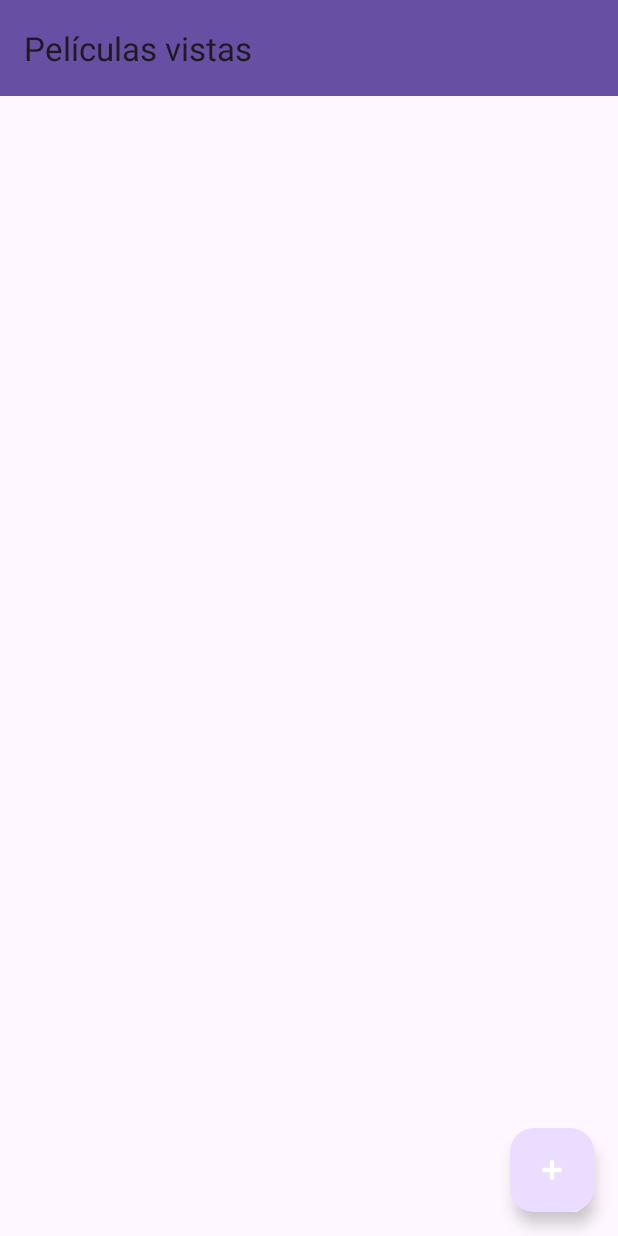
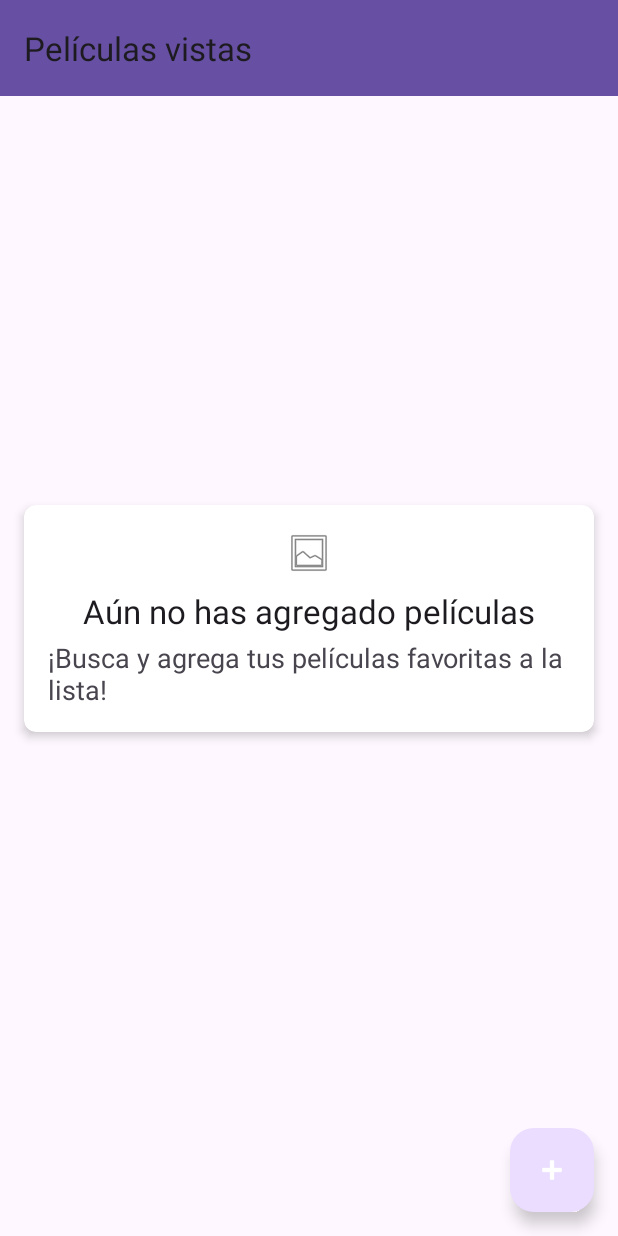
Before and after one commit to Miyagito/prueba-final-app-nativa, an Android app: the screen it shows after launch (MainActivity), on a phone screen of 412 x 824 dp. Run offline under Robolectric (Android 15) with nearby library versions, the phone set to English and light mode, and no system bars; pictures from the network do not load.

Commit message:
arreglado el primer bug de duplicado de peliculas en lista

```diff
--- a/app/src/main/java/adapter/MovieAdapter.java
+++ b/app/src/main/java/adapter/MovieAdapter.java
@@ -65,14 +65,18 @@ public class MovieAdapter extends RecyclerView.Adapter<MovieAdapter.MovieViewHol
             boolean isSelected = selectedMovies.contains(movie);
             if (isSelected) {
                 selectedMovies.remove(movie);
+                selectionListener.onMovieSelectionChanged(movie, false);
             } else {
-                selectedMovies.add(movie);
+                // Verificar que la película no esté ya en el conjunto antes de añadirla
+                if (!selectedMovies.contains(movie)) {
+                    selectedMovies.add(movie);
+                    selectionListener.onMovieSelectionChanged(movie, true);
+                }
             }
-            selectionListener.onMovieSelectionChanged(movie, !isSelected);
-
             if (isMovieListView) {
                 moviesList.remove(position);
                 notifyItemRemoved(position);
+                notifyItemRangeChanged(position, moviesList.size());
             }
         });
     }
--- a/app/src/main/java/com/example/pruebafinalappnativa/MainActivity.java
+++ b/app/src/main/java/com/example/pruebafinalappnativa/MainActivity.java
@@ -2,6 +2,8 @@ package com.example.pruebafinalappnativa;
 
 import android.content.Intent;
 import android.os.Bundle;
+import android.view.View;
+
 import androidx.appcompat.app.AppCompatActivity;
 import androidx.appcompat.widget.Toolbar;
 import androidx.recyclerview.widget.LinearLayoutManager;
@@ -43,6 +45,7 @@ public class MainActivity extends AppCompatActivity implements MovieAdapter.OnMo
             Intent intent = new Intent(MainActivity.this, AddMovieActivity.class);
             startActivityForResult(intent, REQUEST_CODE_ADD_MOVIE);
         });
+        refreshSelectedMoviesView();
     }
 
     @Override
@@ -56,10 +59,22 @@ public class MainActivity extends AppCompatActivity implements MovieAdapter.OnMo
     }
 
     private void refreshSelectedMoviesView() {
-        // Esta función debería actualizar el RecyclerView con las películas seleccionadas.
-        movieAdapter.setSelectedMovies(selectedMovies); // Pasar las películas seleccionadas al adaptador.
-        movieAdapter.notifyDataSetChanged(); // Notificar al adaptador que los datos han cambiado para refrescar la vista.
+        if (selectedMovies.isEmpty()) {
+            // Si no hay películas seleccionadas, mostrar la tarjeta de estado vacío.
+            findViewById(R.id.empty_state_card).setVisibility(View.VISIBLE);
+            recyclerViewMovies.setVisibility(View.GONE);
+        } else {
+            // Si hay películas seleccionadas, actualizar la lista y mostrar el RecyclerView.
+            findViewById(R.id.empty_state_card).setVisibility(View.GONE);
+            recyclerViewMovies.setVisibility(View.VISIBLE);
+
+            // Actualiza la lista que el adaptador está usando y notifica al adaptador.
+            moviesList.clear();
+            moviesList.addAll(selectedMovies);
+            movieAdapter.notifyDataSetChanged();
+        }
     }
+
 
 
     @Override
@@ -70,10 +85,7 @@ public class MainActivity extends AppCompatActivity implements MovieAdapter.OnMo
             ArrayList<Movie> newSelectedMovies = data.getParcelableArrayListExtra("selectedMovies");
             if (newSelectedMovies != null) {
                 selectedMovies.addAll(newSelectedMovies);
-                moviesList.clear();
-                moviesList.addAll(selectedMovies);
-                movieAdapter.setSelectedMovies(selectedMovies);
-                movieAdapter.notifyDataSetChanged();
+                refreshSelectedMoviesView(); // Actualiza la vista después de añadir las películas
             }
         }
     }
--- a/app/src/main/res/layout/activity_main.xml
+++ b/app/src/main/res/layout/activity_main.xml
@@ -4,6 +4,48 @@
     android:layout_width="match_parent"
     android:layout_height="match_parent"
     tools:context=".MainActivity">
+
+    <androidx.cardview.widget.CardView
+        android:id="@+id/empty_state_card"
+        android:layout_width="0dp"
+        android:layout_height="wrap_content"
+        android:layout_margin="16dp"
+        app:cardCornerRadius="8dp"
+        app:cardElevation="4dp"
+        app:layout_constraintTop_toTopOf="parent"
+        app:layout_constraintBottom_toBottomOf="parent"
+        app:layout_constraintStart_toStartOf="parent"
+        app:layout_constraintEnd_toEndOf="parent"
+        android:visibility="gone">
+
+        <LinearLayout
+            android:layout_width="match_parent"
+            android:layout_height="wrap_content"
+            android:orientation="vertical"
+            android:padding="16dp"
+            android:gravity="center">
+
+            <ImageView
+                android:layout_width="wrap_content"
+                android:layout_height="wrap_content"
+                android:src="@android:drawable/ic_menu_gallery" />
+
+            <TextView
+                android:layout_width="wrap_content"
+                android:layout_height="wrap_content"
+                android:layout_marginTop="8dp"
+                android:text="Aún no has agregado películas"
+                android:textAppearance="@style/TextAppearance.AppCompat.Large" />
+
+            <TextView
+                android:layout_width="wrap_content"
+                android:layout_height="wrap_content"
+                android:layout_marginTop="4dp"
+                android:text="¡Busca y agrega tus películas favoritas a la lista!"
+                android:textAppearance="@style/TextAppearance.AppCompat.Medium" />
+
+        </LinearLayout>
+    </androidx.cardview.widget.CardView>
 
     <androidx.appcompat.widget.Toolbar
         android:id="@+id/toolbar"
```
